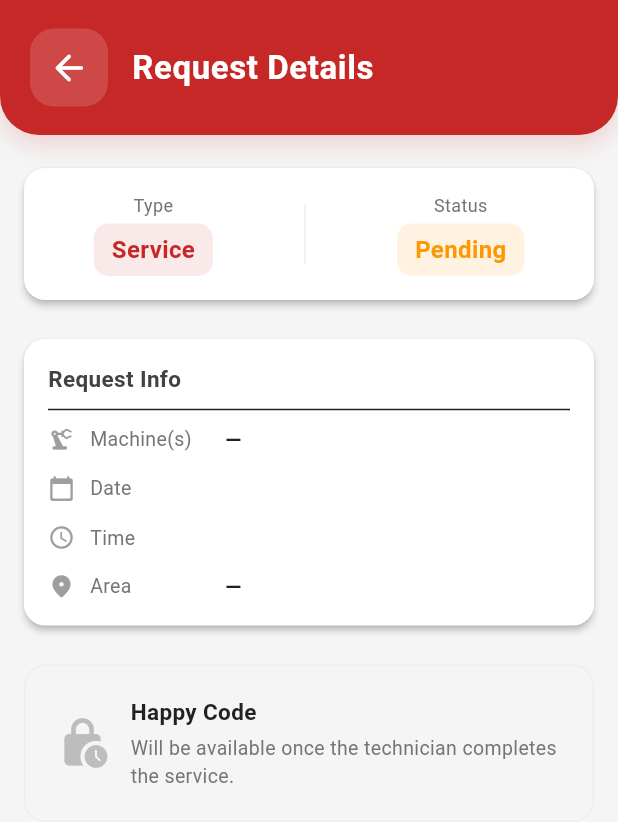
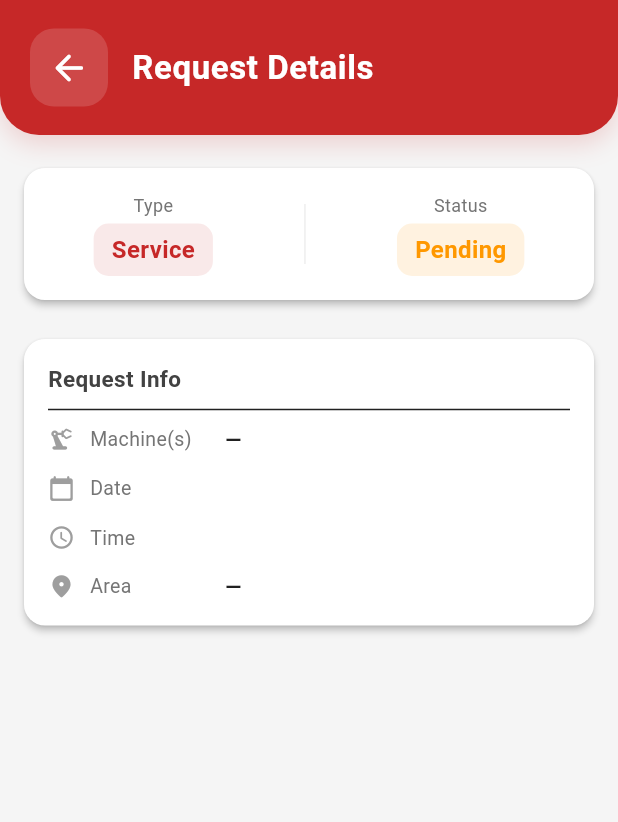
Before and after one commit to SanchitBatra-DevelopAnything/GoodLife-Party-And-Technician, a Flutter app: the ServiceRequestDetailsScreen screen opened directly with empty values, on a phone screen of 412 x 824 dp. Shown: the top 822 px of the screen. Run offline on Flutter 3.47's test engine with Material 3 defaults, Android fonts, the phone set to English and light mode, and no system bars; our stand-ins replace audioplayers, cached_network_image, carousel_slider, dio, file_picker, firebase_core and 7 more; missing offline and left inert: syncfusion_flutter_pdfviewer; accounts and stored records are empty.

Commit message:
Happy Code accessible to user without approval

```diff
--- a/lib/models/service_request_model.dart
+++ b/lib/models/service_request_model.dart
@@ -49,7 +49,7 @@ class ServiceRequestModel {
       imageUrls: List<String>.from(json['imageUrls'] ?? []),
       audioUrl: json['audioUrl'],
       status: json['status'] ?? 'PENDING',
-      happyCode: json['happyCode'],
+      happyCode: json['happyCode'] as String?,
     );
   }
 
@@ -72,4 +72,40 @@ class ServiceRequestModel {
       if (happyCode != null) 'happyCode': happyCode,
     };
   }
+
+  ServiceRequestModel copyWith({
+    String? serviceRequestId,
+    List<String>? machineIds,
+    List<String>? machineNames,
+    String? area,
+    String? orderedBy,
+    String? deviceToken,
+    String? contact,
+    String? requestDate,
+    String? requestTime,
+    String? type,
+    String? description,
+    List<String>? imageUrls,
+    String? audioUrl,
+    String? status,
+    String? happyCode,
+  }) {
+    return ServiceRequestModel(
+      serviceRequestId: serviceRequestId ?? this.serviceRequestId,
+      machineIds: machineIds ?? this.machineIds,
+      machineNames: machineNames ?? this.machineNames,
+      area: area ?? this.area,
+      orderedBy: orderedBy ?? this.orderedBy,
+      deviceToken: deviceToken ?? this.deviceToken,
+      contact: contact ?? this.contact,
+      requestDate: requestDate ?? this.requestDate,
+      requestTime: requestTime ?? this.requestTime,
+      type: type ?? this.type,
+      description: description ?? this.description,
+      imageUrls: imageUrls ?? this.imageUrls,
+      audioUrl: audioUrl ?? this.audioUrl,
+      status: status ?? this.status,
+      happyCode: happyCode ?? this.happyCode,
+    );
+  }
 }
--- a/lib/screens/service_request_details_screen.dart
+++ b/lib/screens/service_request_details_screen.dart
@@ -404,41 +404,6 @@ class _ServiceRequestDetailsScreenState extends State<ServiceRequestDetailsScree
                   ],
                 ),
               ),
-            ] else ...[
-              // Shown when happy code hasn't been assigned yet
-              Container(
-                padding: const EdgeInsets.all(20),
-                decoration: BoxDecoration(
-                  color: Colors.grey.shade100,
-                  borderRadius: BorderRadius.circular(14),
-                  border: Border.all(color: Colors.grey.shade200),
-                ),
-                child: Row(
-                  children: [
-                    Icon(Icons.lock_clock_rounded,
-                        color: Colors.grey.shade400, size: 36),
-                    const SizedBox(width: 14),
-                    Expanded(
-                      child: Column(
-                        crossAxisAlignment: CrossAxisAlignment.start,
-                        children: [
-                          const Text(
-                            'Happy Code',
-                            style: TextStyle(
-                                fontWeight: FontWeight.bold, fontSize: 15),
-                          ),
-                          const SizedBox(height: 4),
-                          Text(
-                            'Will be available once the technician completes the service.',
-                            style: TextStyle(
-                                color: Colors.grey.shade600, fontSize: 13),
-                          ),
-                        ],
-                      ),
-                    ),
-                  ],
-                ),
-              ),
             ],
 
             const SizedBox(height: 30),
--- a/pubspec.yaml
+++ b/pubspec.yaml
@@ -45,6 +45,7 @@ dependencies:
   firebase_core: ^4.7.0
   cached_network_image: ^3.3.1
   shimmer: ^3.0.0
+  audioplayers: ^6.0.0
   hive: ^2.2.3
   hive_flutter: ^1.1.0
   carousel_slider: ^5.0.0
```
Also changed, not shown: lib/services/service_request_service.dart (+9 -1 lines), pubspec.lock, 3 other files.
